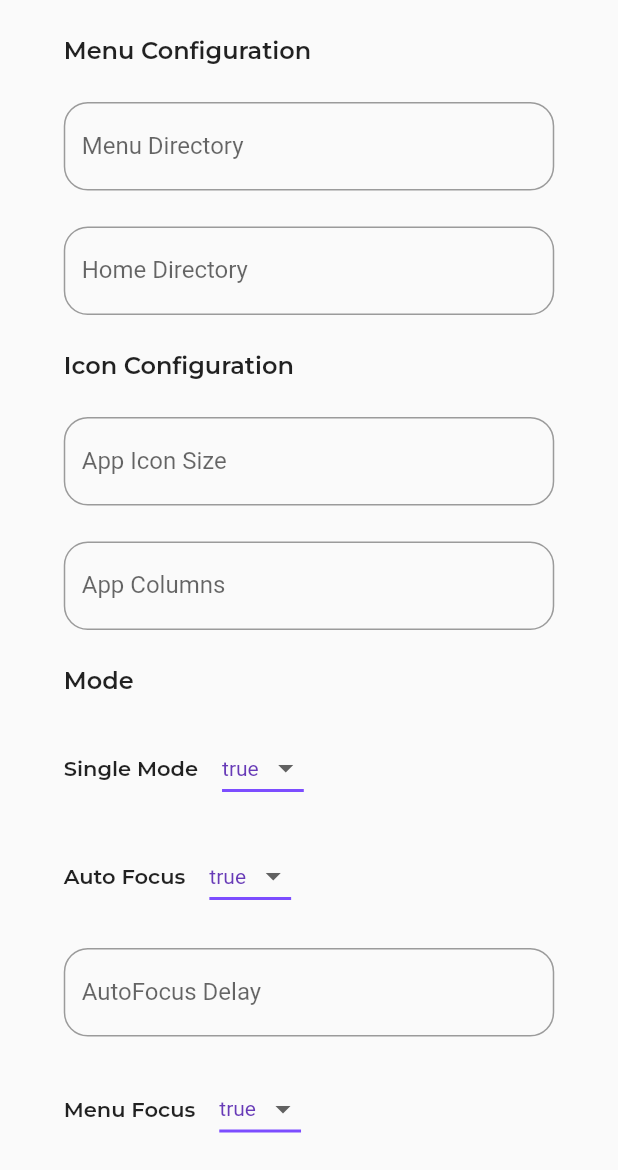
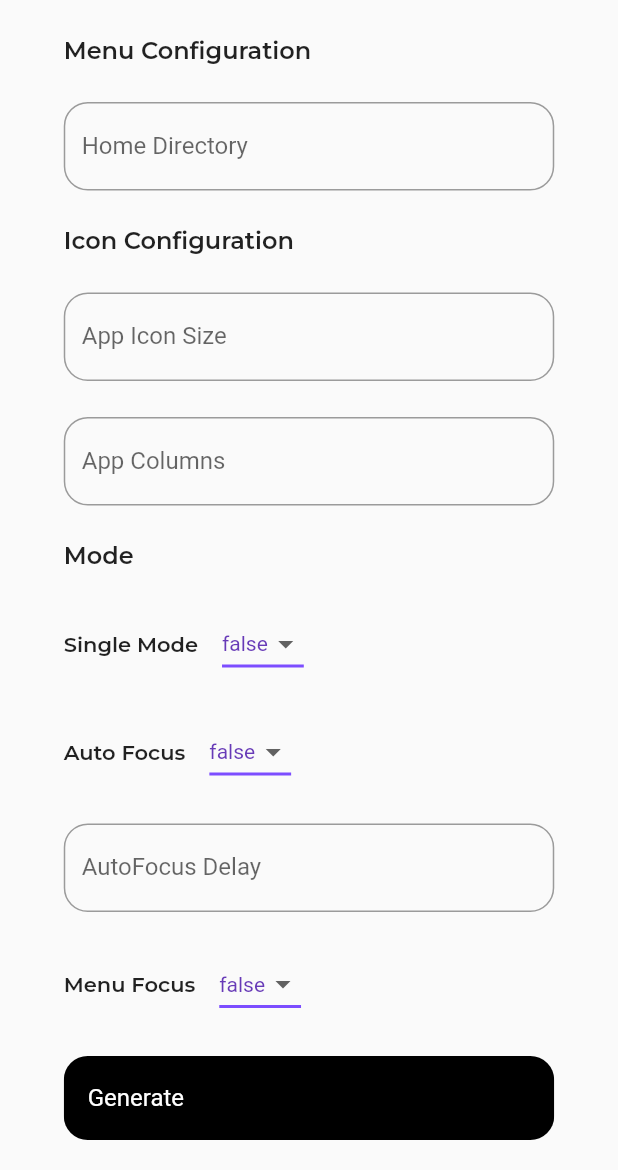
Before and after one commit to Ethersphere1/Malleable-Menu-Configurnator, a Flutter app: the screen it shows after launch, on a phone screen of 412 x 824 dp, the part 66-1236 px from its top. Run offline on Flutter 3.47's test engine with Material 2 defaults, Android fonts, the phone set to English and light mode, and no system bars; our stand-ins replace google_fonts; missing offline and left inert: desktop_window.

Commit message:
Generate config file

```diff
--- a/lib/config_items.dart
+++ b/lib/config_items.dart
@@ -1,3 +1,6 @@
+import 'dart:io';
+import 'package:xml/xml.dart';
+
 import 'package:desktop_window/desktop_window.dart';
 import 'package:flutter/material.dart';
 import 'package:google_fonts/google_fonts.dart';
@@ -30,15 +33,56 @@ class ConfigStateful extends StatefulWidget {
 }
 
 class _ConfigStateful extends State<ConfigStateful> {
-  Future testWindowFunctions() async {
+  Future WindowSizeFunc() async {
     await DesktopWindow.setWindowSize(Size(400, 860));
   }
 
-  String dropdownValue = 'true';
+  void checkXML(){
+    try {
+      final file = new File('malleableconfig.xml');
+      final document = XmlDocument.parse(
+          file.readAsStringSync());
+    }
+    on FileSystemException {
+
+      final bookshelfXml = '''<?xml version="1.0" encoding="utf-8"?>
+<MalleableMenu>
+	<MenuConfig>
+		<HomeDirectory></HomeDirectory>
+	</MenuConfig>
+	<IconCreatingConfig>
+		<AppIconSize></AppIconSize>
+		<AppIconColumns></AppIconColumns>
+	</IconCreatingConfig>
+	<RunningMode>
+		<SingleMode></SingleMode>
+		<AutoFocus></AutoFocus>
+		<AutoFocusDelay></AutoFocusDelay>
+		<MenuFocus></MenuFocus>
+	</RunningMode>
+</MalleableMenu>''';
+      final document = XmlDocument.parse(bookshelfXml);
+
+
+      var filename = new File('malleableconfig.xml');
+      filename.writeAsString(bookshelfXml.toString());
+
+    }
+  }
+
+
+  final homeController = TextEditingController();
+  final appSizeController = TextEditingController();
+  final appIconsColumnsController = TextEditingController();
+  String singleModeValue = 'false';
+  String autoFocusValue = 'false';
+  final autoFocusDelayController = TextEditingController();
+  String menuFocusValue = 'false';
 
   @override
   Widget build(BuildContext context) {
-    testWindowFunctions();
+    WindowSizeFunc();
+    checkXML();
     return SingleChildScrollView(
       child: Center(
         child: Container(
@@ -71,39 +115,40 @@ class _ConfigStateful extends State<ConfigStateful> {
                   ),
                 ],
               ),
+              // Row(
+              //   children: [
+              //     Expanded(
+              //       child: Padding(
+              //         padding: EdgeInsets.only(bottom: _textFieldsPadding),
+              //         child: TextField(
+              //           decoration: InputDecoration(
+              //             focusedBorder: OutlineInputBorder(
+              //               borderSide: BorderSide(color: Colors.black),
+              //               borderRadius: BorderRadius.all(
+              //                 Radius.circular(_borderRadius),
+              //               ),
+              //             ),
+              //             border: OutlineInputBorder(
+              //               borderSide: BorderSide(color: Colors.black),
+              //               borderRadius: BorderRadius.all(
+              //                 Radius.circular(_borderRadius),
+              //               ),
+              //             ),
+              //             labelText: "Menu Directory",
+              //             hintText: "Input the path to menu application",
+              //           ),
+              //         ),
+              //       ),
+              //     ),
+              //   ],
+              // ),
               Row(
                 children: [
                   Expanded(
                     child: Padding(
                       padding: EdgeInsets.only(bottom: _textFieldsPadding),
                       child: TextField(
-                        decoration: InputDecoration(
-                          focusedBorder: OutlineInputBorder(
-                            borderSide: BorderSide(color: Colors.black),
-                            borderRadius: BorderRadius.all(
-                              Radius.circular(_borderRadius),
-                            ),
-                          ),
-                          border: OutlineInputBorder(
-                            borderSide: BorderSide(color: Colors.black),
-                            borderRadius: BorderRadius.all(
-                              Radius.circular(_borderRadius),
-                            ),
-                          ),
-                          labelText: "Menu Directory",
-                          hintText: "Input the path to menu application",
-                        ),
-                      ),
-                    ),
-                  ),
-                ],
-              ),
-              Row(
-                children: [
-                  Expanded(
-                    child: Padding(
-                      padding: EdgeInsets.only(bottom: _textFieldsPadding),
-                      child: TextField(
+                        controller: homeController,
                         decoration: InputDecoration(
                           focusedBorder: OutlineInputBorder(
                             borderSide: BorderSide(color: Colors.black),
@@ -145,6 +190,7 @@ class _ConfigStateful extends State<ConfigStateful> {
                     child: Padding(
                       padding: EdgeInsets.only(bottom: _textFieldsPadding),
                       child: TextField(
+                        controller: appSizeController,
                         decoration: InputDecoration(
                           focusedBorder: OutlineInputBorder(
                             borderSide: BorderSide(color: Colors.black),
@@ -172,6 +218,7 @@ class _ConfigStateful extends State<ConfigStateful> {
                     child: Padding(
                       padding: EdgeInsets.only(bottom: _textFieldsPadding),
                       child: TextField(
+                        controller: appIconsColumnsController,
                         decoration: InputDecoration(
                           focusedBorder: OutlineInputBorder(
                             borderSide: BorderSide(color: Colors.black),
@@ -224,7 +271,7 @@ class _ConfigStateful extends State<ConfigStateful> {
                           Padding(
                             padding: const EdgeInsets.only(left: 16.0),
                             child: DropdownButton<String>(
-                              value: dropdownValue,
+                              value: singleModeValue,
                               elevation: 16,
                               style: const TextStyle(color: Colors.deepPurple),
                               underline: Container(
@@ -233,7 +280,7 @@ class _ConfigStateful extends State<ConfigStateful> {
                               ),
                               onChanged: (String? newValue) {
                                 setState(() {
-                                  dropdownValue = newValue!;
+                                  singleModeValue = newValue!;
                                 });
                               },
                               items: <String>[
@@ -270,7 +317,7 @@ class _ConfigStateful extends State<ConfigStateful> {
                           Padding(
                             padding: const EdgeInsets.only(left: 16.0),
                             child: DropdownButton<String>(
-                              value: dropdownValue,
+                              value: autoFocusValue,
                               elevation: 16,
                               style: const TextStyle(color: Colors.deepPurple),
                               underline: Container(
@@ -279,7 +326,7 @@ class _ConfigStateful extends State<ConfigStateful> {
                               ),
                               onChanged: (String? newValue) {
                                 setState(() {
-                                  dropdownValue = newValue!;
+                                  autoFocusValue = newValue!;
                                 });
                               },
                               items: <String>[
@@ -343,7 +390,7 @@ class _ConfigStateful extends State<ConfigStateful> {
                           Padding(
                             padding: const EdgeInsets.only(left: 16.0),
                             child: DropdownButton<String>(
-                              value: dropdownValue,
+                              value: menuFocusValue,
                               elevation: 16,
                               style: const TextStyle(color: Colors.deepPurple),
                               underline: Container(
@@ -352,7 +399,7 @@ class _ConfigStateful extends State<ConfigStateful> {
                               ),
                               onChanged: (String? newValue) {
                                 setState(() {
-                                  dropdownValue = newValue!;
+                                  menuFocusValue = newValue!;
                                 });
                               },
                               items: <String>[
@@ -372,6 +419,110 @@ class _ConfigStateful extends State<ConfigStateful> {
                   ),
                 ],
               ),
+              ClipRRect(
+                borderRadius: BorderRadius.circular(_borderRadius),
+                child: ColoredBox(
+                  color: Colors.black,
+                  child: ListTile(
+                    onTap: () {
+                      // print("hi");
+                      try {
+
+                        final menuConfigXml = '''<?xml version="1.0" encoding="utf-8"?>
+<MalleableMenu>
+	<MenuConfig>
+		<HomeDirectory>${homeController.text}</HomeDirectory>
+	</MenuConfig>
+	<IconCreatingConfig>
+		<AppIconSize>${appSizeController.text}</AppIconSize>
+		<AppIconColumns>${appIconsColumnsController.text}</AppIconColumns>
+	</IconCreatingConfig>
+	<RunningMode>
+		<SingleMode>${singleModeValue}</SingleMode>
+		<AutoFocus>${autoFocusValue}</AutoFocus>
+		<AutoFocusDelay>${autoFocusDelayController.text}</AutoFocusDelay>
+		<MenuFocus>${menuFocusValue}</MenuFocus>
+	</RunningMode>
+</MalleableMenu>''';
+
+                        var filename = new File('malleableconfig.xml');
+                        filename.writeAsString(menuConfigXml.toString());
+
+                        // final file = new File('malleableconfig.xml');
+                        // final document = XmlDocument.parse(
+                        //     file.readAsStringSync());
+                      }
+                      on FileSystemException {
+                        print("not found");
+
+//                         final bookshelfXml = '''<?xml version="1.0" encoding="utf-8"?>
+// <MalleableMenu>
+// 	<MenuConfig>
+// 		<HomeDirectory>C:\Users\akshif\Documents\</HomeDirectory>
+// 	</MenuConfig>
+// 	<IconCreatingConfig>
+// 		<AppIconSize>256</AppIconSize>
+// 		<AppIconColumns>5</AppIconColumns>
+// 	</IconCreatingConfig>
+// 	<RunningMode>
+// 		<SingleMode>true</SingleMode>
+// 		<AutoFocus>true</AutoFocus>
+// 		<AutoFocusDelay>300</AutoFocusDelay>
+// 		<MenuFocus>true</MenuFocus>
+// 	</RunningMode>
+// </MalleableMenu>''';
+//                         final document = XmlDocument.parse(bookshelfXml);
+//
+//
+//                         var filename = new File('malleableconfig.xml');
+//                         filename.writeAsString(bookshelfXml.toString());
+
+
+                        // final document = XmlDocument.parse('bookshelf.xml');
+                        // document.toXmlString(pretty: true, indent: '\t');
+                        // document.toXmlString(pretty: true, indent: '\t');
+                      }
+                    },
+                    title: Text(
+                      'Generate',
+                      style: TextStyle(
+                        color: Colors.white,
+                      ),
+                    ),
+                  ),
+                ),
+              )
+              // Row(
+              //   children: [
+              //     Expanded(
+              //       child: Padding(
+              //         padding: EdgeInsets.only(bottom: 16.0),
+              //         child: ClipRRect(
+              //           borderRadius: BorderRadius.circular(_borderRadius),
+              //           child: ColoredBox(
+              //             color: Colors.black,
+              //             child: ListTile(
+              //               onTap: () {
+              //
+              //                 print("hi");
+              //               },
+              //               trailing: Icon(
+              //                 Icons.navigate_next,
+              //                 color: Colors.white,
+              //               ),
+              //               title: Text(
+              //                 'Next',
+              //                 style: TextStyle(
+              //                   color: Colors.white,
+              //                 ),
+              //               ),
+              //             ),
+              //           ),
+              //         ),
+              //       ),
+              //     ),
+              //   ],
+              // ),
             ],
           ),
         ),
--- a/pubspec.yaml
+++ b/pubspec.yaml
@@ -38,6 +38,7 @@ dependencies:
   # Custom plugins
   google_fonts: ^2.1.0
   desktop_window: ^0.4.0
+  xml: ^5.2.0
 
 dev_dependencies:
   flutter_test:
```
